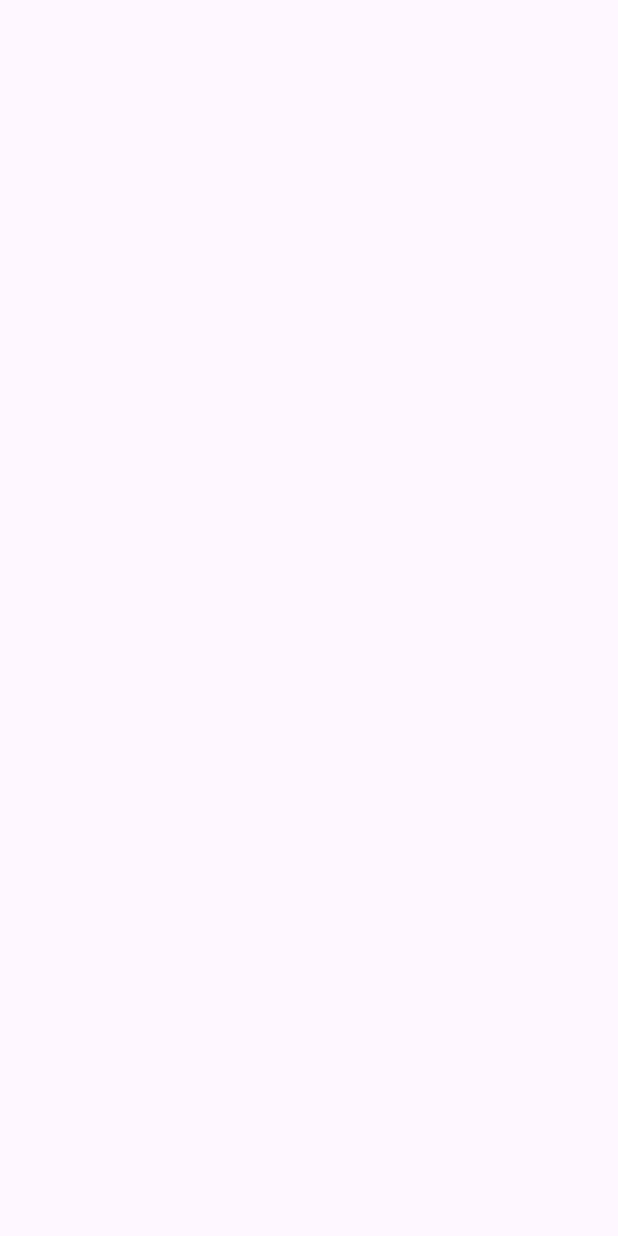
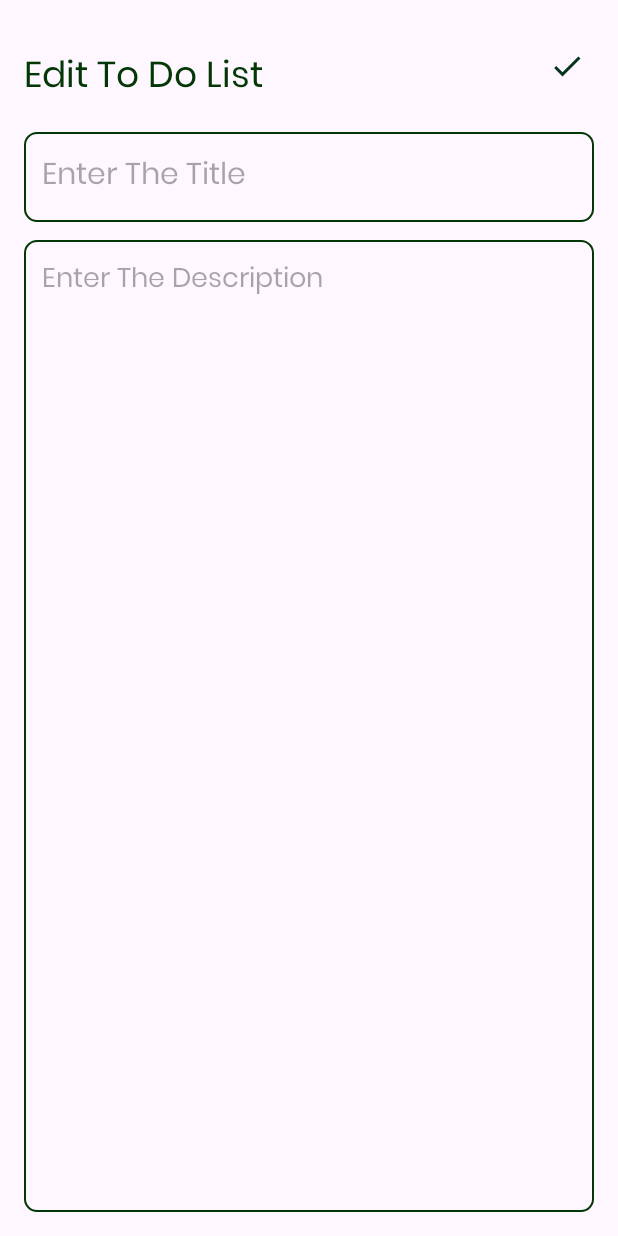
Before and after one commit to JayaniSrimali/To-Do-List-Android-Project, an Android app: the UpdateActivity screen opened directly, with no data from a screen before it, on a phone screen of 412 x 824 dp. Before the commit the screen is empty. Run offline under Robolectric (Android 15) with nearby library versions, the phone set to English and light mode, and no system bars.

Commit message:
Project added to activity_update.xml kotlin

```diff
--- a/app/src/main/res/layout/activity_update.xml
+++ b/app/src/main/res/layout/activity_update.xml
@@ -1,9 +1,57 @@
 <?xml version="1.0" encoding="utf-8"?>
-<androidx.constraintlayout.widget.ConstraintLayout xmlns:android="http://schemas.android.com/apk/res/android"
+<RelativeLayout
+    xmlns:android="http://schemas.android.com/apk/res/android"
     xmlns:app="http://schemas.android.com/apk/res-auto"
     xmlns:tools="http://schemas.android.com/tools"
     android:layout_width="match_parent"
     android:layout_height="match_parent"
+    android:orientation="vertical"
+    android:padding="16dp"
     tools:context=".UpdateActivity">
 
-</androidx.constraintlayout.widget.ConstraintLayout>
+    <TextView
+        android:id="@+id/editTodoHeading"
+        android:layout_width="wrap_content"
+        android:layout_height="wrap_content"
+        android:layout_alignParentTop="true"
+        android:layout_marginTop="16dp"
+        android:fontFamily="@font/poppins"
+        android:text="Edit To Do List"
+        android:textColor="@color/green"
+        android:textSize="24sp" />
+
+    <ImageView
+        android:id="@+id/updatesaveButton"
+        android:layout_width="wrap_content"
+        android:layout_height="wrap_content"
+        android:src="@drawable/baseline_check_24"
+        android:layout_alignParentEnd="true"
+        android:layout_alignTop="@id/editTodoHeading"
+        android:layout_marginEnd="6dp"/>
+    <EditText
+        android:id="@+id/updatetitleEditText"
+        android:layout_width="match_parent"
+        android:layout_height="60dp"
+        android:hint="Enter The Title"
+        android:padding="12dp"
+        android:textSize="20sp"
+        android:layout_below="@id/editTodoHeading"
+        android:background="@drawable/green_border"
+        android:layout_marginTop="16dp"
+        android:maxLines="1"
+        android:fontFamily="@font/poppins"/>
+
+    <EditText
+        android:id="@+id/updatecontentEditText"
+        android:layout_width="match_parent"
+        android:layout_height="match_parent"
+        android:hint="Enter The Description"
+        android:gravity="top"
+        android:padding="12dp"
+        android:textSize="18sp"
+        android:layout_below="@id/updatetitleEditText"
+        android:background="@drawable/green_border"
+        android:layout_marginTop="12dp"
+        android:fontFamily="@font/poppins"/>
+
+</RelativeLayout>
```
